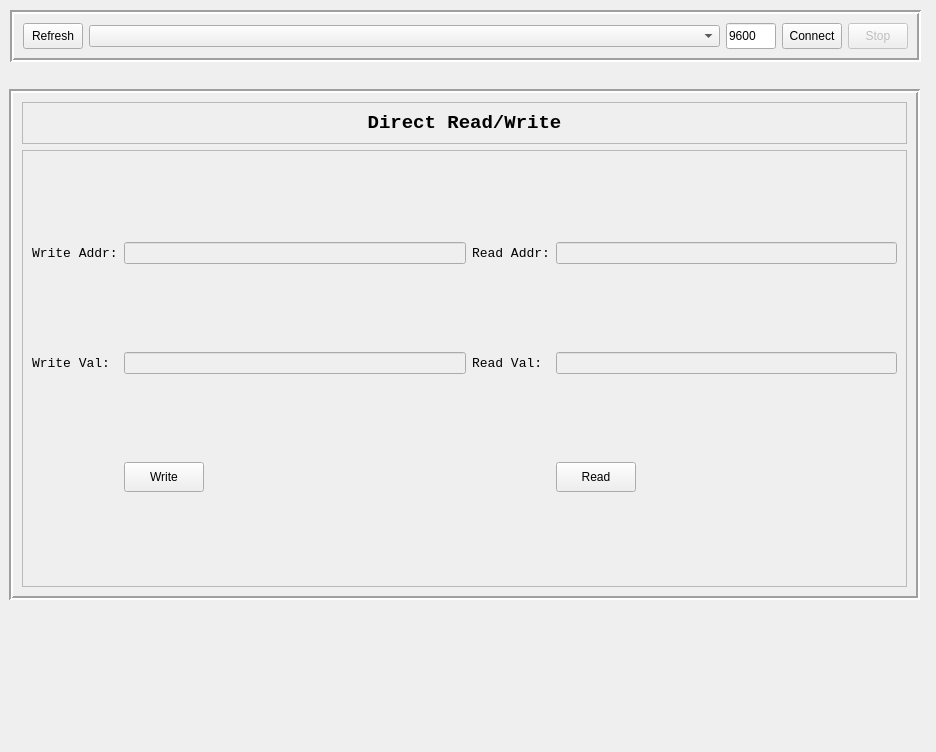
Before: the Qt Designer form host_ware/UIs/main_gui.ui in Mahmoussam/EwE, drawn with Qt 5.
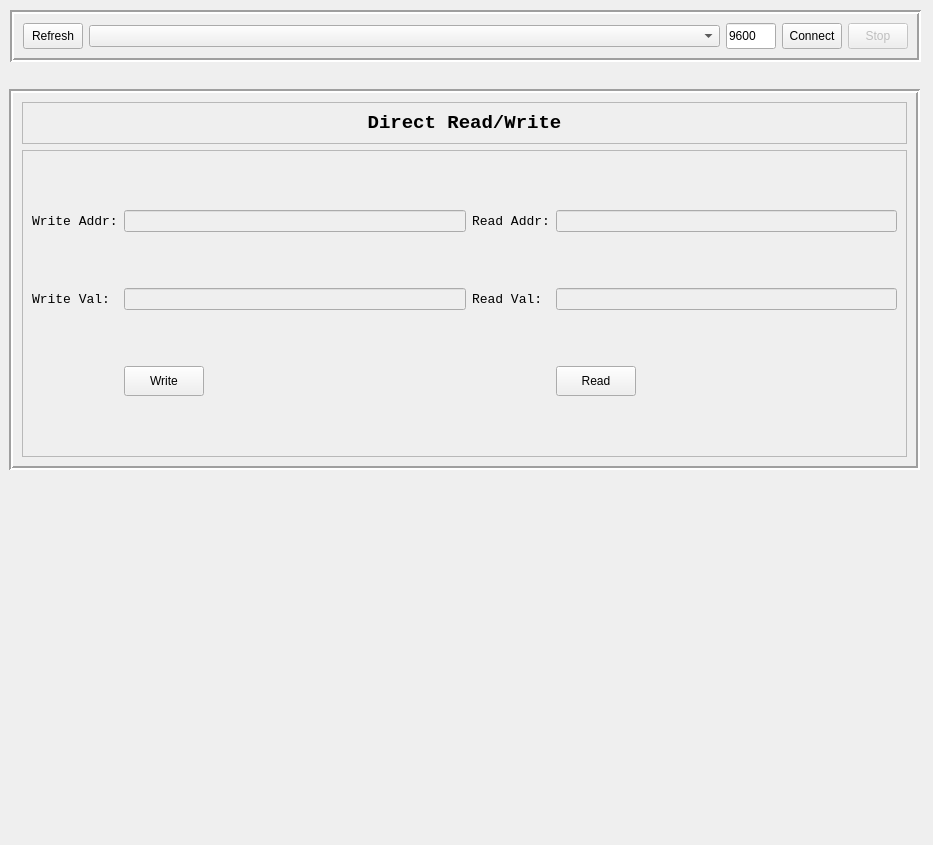
After: the same form once the commit is applied.

```diff
--- a/host_ware/UIs/main_gui.ui
+++ b/host_ware/UIs/main_gui.ui
@@ -6,8 +6,8 @@
    <rect>
     <x>0</x>
     <y>0</y>
-    <width>936</width>
-    <height>752</height>
+    <width>933</width>
+    <height>845</height>
    </rect>
   </property>
   <property name="windowTitle">
@@ -101,7 +101,7 @@
      <x>9</x>
      <y>89</y>
      <width>911</width>
-     <height>511</height>
+     <height>381</height>
     </rect>
    </property>
    <property name="frameShape">
```
Left out of the diff: 132 changed lines with no effect on the pictures.
